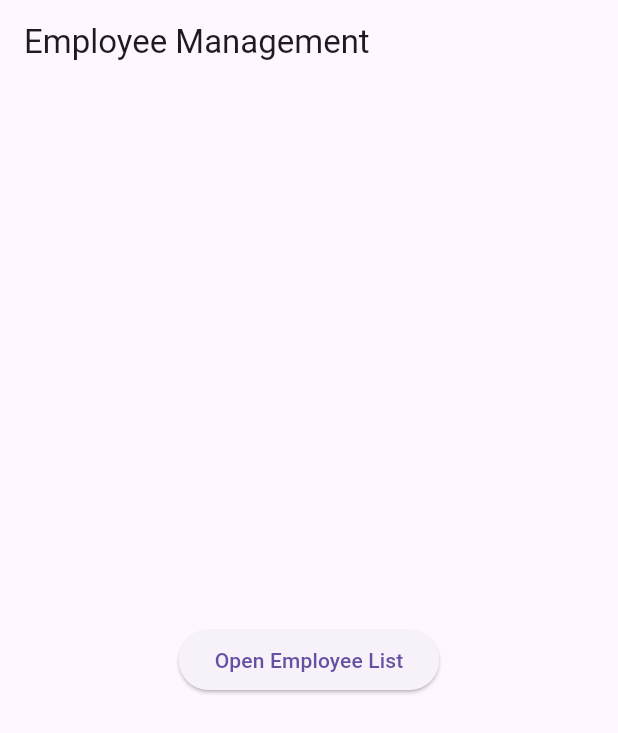
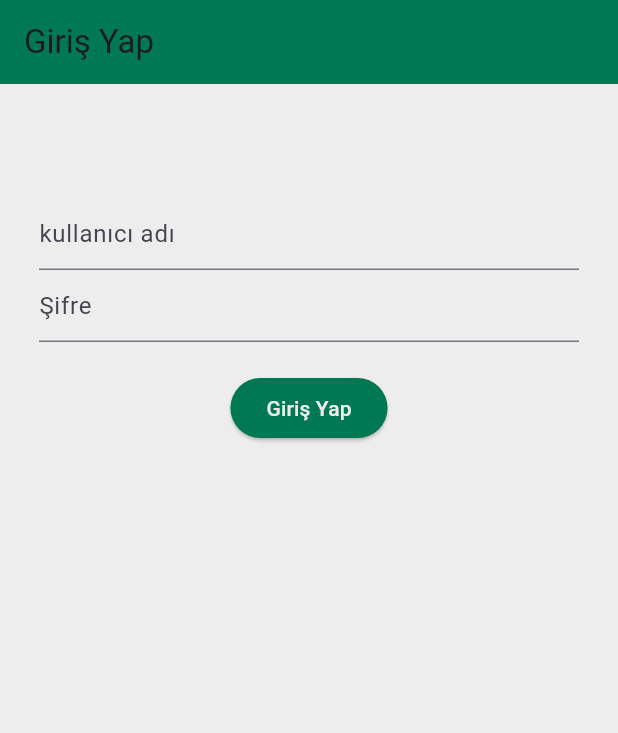
Before and after one commit to erengk/spring_app, a Flutter app: the screen it shows after launch, on a phone screen of 412 x 824 dp. Shown: the top 733 px of the screen. Run offline on Flutter 3.47's test engine with Material 3 defaults, Android fonts, the phone set to English and light mode, and no system bars; our stand-ins replace cloud_firestore, firebase_auth, firebase_core; accounts and stored records are empty.

Commit message:
login eklendi

```diff
--- a/lib/main.dart
+++ b/lib/main.dart
@@ -1,7 +1,16 @@
+import 'package:firebase_core/firebase_core.dart';
 import 'package:flutter/material.dart';
 import 'package:spring_app/screens/employeeListScreen.dart';
+import 'package:spring_app/screens/loginScreen.dart';
+import 'package:spring_app/utils/customColors.dart';
 
-void main() {
+import 'firebase_options.dart';
+
+Future<void> main() async {
+  WidgetsFlutterBinding.ensureInitialized();
+  await Firebase.initializeApp(
+    options: DefaultFirebaseOptions.currentPlatform,
+  );
   runApp(MyApp());
 }
 
@@ -12,31 +21,10 @@ class MyApp extends StatelessWidget {
       title: 'Employee Management App',
       debugShowCheckedModeBanner: false,
       theme: ThemeData(
-        primarySwatch: Colors.blue,
-        visualDensity: VisualDensity.adaptivePlatformDensity,
+        scaffoldBackgroundColor: CustomColors.bodyBackgroundColor,
       ),
-      home: HomeScreen(),
-    );
-  }
-}
-
-class HomeScreen extends StatelessWidget {
-  @override
-  Widget build(BuildContext context) {
-    return Scaffold(
-      appBar: AppBar(
-        title: Text('Employee Management'),
-      ),
-      body: Center(
-        child: ElevatedButton(
-          onPressed: () {
-            Navigator.push(
-              context,
-              MaterialPageRoute(builder: (context) => EmployeeListScreen()),
-            );
-          },
-          child: Text('Open Employee List'),
-        ),
+      home: Scaffold(
+        body: LoginScreen(),
       ),
     );
   }
--- a/lib/screens/addEmployee.dart
+++ b/lib/screens/addEmployee.dart
@@ -1,6 +1,8 @@
 import 'dart:convert';
 import 'package:http/http.dart' as http;
 import 'package:flutter/material.dart';
+
+import '../utils/customColors.dart';
 
 class AddEmployeeScreen extends StatefulWidget {
   @override
@@ -16,6 +18,8 @@ class _AddEmployeeScreenState extends State<AddEmployeeScreen> {
   Widget build(BuildContext context) {
     return Scaffold(
       appBar: AppBar(
+        backgroundColor: CustomColors.appBarColor,
+
         title: Text('Add Employee'),
       ),
       body: Padding(
--- a/lib/screens/deleteEmployee.dart
+++ b/lib/screens/deleteEmployee.dart
@@ -1,5 +1,7 @@
 import 'package:flutter/material.dart';
 import 'package:http/http.dart' as http;
+
+import '../utils/customColors.dart';
 
 class DeleteEmployee extends StatefulWidget {
   @override
@@ -45,6 +47,8 @@ class DeleteEmployeeState extends State<DeleteEmployee> {
   Widget build(BuildContext context) {
     return Scaffold(
       appBar: AppBar(
+        backgroundColor: CustomColors.appBarColor,
+
         title: Text('Delete Employee'),
       ),
       body: Padding(
--- a/lib/screens/employeeListScreen.dart
+++ b/lib/screens/employeeListScreen.dart
@@ -2,6 +2,7 @@ import 'package:flutter/material.dart';
 import 'package:http/http.dart' as http;
 import 'dart:convert';
 import '../model/employee.dart';
+import '../utils/customColors.dart';
 import 'addEmployee.dart';
 import 'updateEmployee.dart';
 
@@ -72,6 +73,7 @@ class _EmployeeListScreenState extends State<EmployeeListScreen> {
   Widget build(BuildContext context) {
     return Scaffold(
       appBar: AppBar(
+        backgroundColor: CustomColors.appBarColor,
         title: Text('Employee List'),
         actions: <Widget>[
           IconButton(
--- /dev/null
+++ b/lib/screens/loginScreen.dart
@@ -0,0 +1,90 @@
+import 'package:flutter/material.dart';
+import 'package:spring_app/screens/employeeListScreen.dart';
+import '../service/authenticationService.dart';
+import '../utils/customColors.dart';
+import '../widgets/customElevatedButton.dart';
+import '../widgets/popup.dart';
+
+class LoginScreen extends StatefulWidget {
+  const LoginScreen({super.key});
+
+  @override
+  _LoginScreenState createState() => _LoginScreenState();
+}
+
+class _LoginScreenState extends State<LoginScreen> {
+  final TextEditingController _usernameController = TextEditingController();
+  final TextEditingController _passwordController = TextEditingController();
+
+  @override
+  Widget build(BuildContext context) {
+    var height = MediaQuery.of(context).size.height;
+    String logoImage = "";
+
+    return Scaffold(
+      appBar: AppBar(
+        backgroundColor: CustomColors.appBarColor,
+        title: const Text('Giriş Yap'),
+      ),
+      backgroundColor: CustomColors.bodyBackgroundColor,
+      body: SingleChildScrollView(
+        padding: const EdgeInsets.all(26),
+        child: Form(
+          child: Column(
+            mainAxisAlignment: MainAxisAlignment.start,
+            children: <Widget>[
+              const SizedBox(
+                height: 50,
+              ),
+              TextFormField(
+                controller: _usernameController,
+                decoration: const InputDecoration(hintText: "kullanıcı adı"),
+              ),
+              TextFormField(
+                controller: _passwordController,
+                decoration: const InputDecoration(hintText: 'Şifre'),
+                obscureText: true,
+              ),
+              SizedBox(
+                height: 20,
+              ),
+              CustomElevatedButton(
+                onPressed: () async {
+                  String uid = await AuthenticationService().signIn(
+                    "${_usernameController.text}@mail.com",
+                    _passwordController.text,
+                  );
+                  if (uid == "null") {
+                    popUp(context, "Hatalı Giriş",
+                        "Kullanıcı adı veya Şifreniz Hatalı");
+                  } else {
+                    Navigator.push(
+                      context,
+                      MaterialPageRoute(
+                        builder: (context) => EmployeeListScreen(),
+                      ),
+                    );
+                  }
+                },
+                buttonText: 'Giriş Yap',
+              ),
+            ],
+          ),
+        ),
+      ),
+    );
+  }
+
+  Container imageContainer(String logoImage, double height) {
+    return Container(
+      height: 180,
+      width: 300,
+      decoration: BoxDecoration(
+        image: DecorationImage(
+          fit: BoxFit.cover,
+          image: AssetImage(logoImage),
+        ),
+      ),
+    );
+  }
+}
--- a/lib/screens/updateEmployee.dart
+++ b/lib/screens/updateEmployee.dart
@@ -1,6 +1,8 @@
 import 'dart:convert';
 import 'package:http/http.dart' as http;
 import 'package:flutter/material.dart';
+
+import '../utils/customColors.dart';
 
 class UpdateEmployeeScreen extends StatefulWidget {
   final int id;
@@ -64,6 +66,8 @@ class _UpdateEmployeeScreenState extends State<UpdateEmployeeScreen> {
   Widget build(BuildContext context) {
     return Scaffold(
       appBar: AppBar(
+        backgroundColor: CustomColors.appBarColor,
+
         title: Text('Update Employee'),
       ),
       body: Padding(
--- /dev/null
+++ b/lib/utils/customColors.dart
@@ -0,0 +1,9 @@
+import 'package:flutter/material.dart';
+
+class CustomColors {
+  static const textButtonColor = Color(0xFFEDEDEE);
+  static const buttonColors = Color(0xff007952);
+  static const bodyBackgroundColor = Color(0xffededee);
+  static const appBarColor = Color.fromARGB(255, 0, 121, 82);
+
+}
--- /dev/null
+++ b/lib/utils/customTextStyle.dart
@@ -0,0 +1,6 @@
+import 'package:flutter/material.dart';
+
+class CustomTextStyle {
+  static const titleTextStyle =
+  TextStyle(fontSize: 30, color: Colors.white, fontWeight: FontWeight.bold);
+}
--- /dev/null
+++ b/lib/widgets/customElevatedButton.dart
@@ -0,0 +1,28 @@
+import 'package:flutter/material.dart';
+import '../utils/customColors.dart';
+
+class CustomElevatedButton extends StatelessWidget {
+  final VoidCallback onPressed;
+  final String buttonText;
+  final Color textColor;
+  const CustomElevatedButton({
+    super.key,
+    required this.onPressed,
+    required this.buttonText,
+    this.textColor = CustomColors.textButtonColor,
+  });
+
+  @override
+  Widget build(BuildContext context) {
+    return ElevatedButton(onPressed: onPressed,
+      style: ButtonStyle(
+        backgroundColor: MaterialStateProperty.all<Color>(CustomColors.buttonColors),
+      ),
+      child: Text(
+        buttonText,
+        style: TextStyle(
+          color: CustomColors.textButtonColor,
+
+        ),),);
+  }
+}
--- a/pubspec.yaml
+++ b/pubspec.yaml
@@ -32,6 +32,9 @@ dependencies:
     sdk: flutter
   http: ^0.13.3
   provider: ^6.0.1
+  firebase_auth: ^4.17.8
+  cloud_firestore: any
+  firebase_core: ^2.1.1
 
 
   # The following adds the Cupertino Icons font to your application.
```
Also changed, not shown: lib/service/authenticationService.dart (added, +77 -0 lines), lib/widgets/popup.dart (added, +28 -0 lines), firebase.json (added), lib/firebase_options.dart (added), pubspec.lock, 17 other files.
